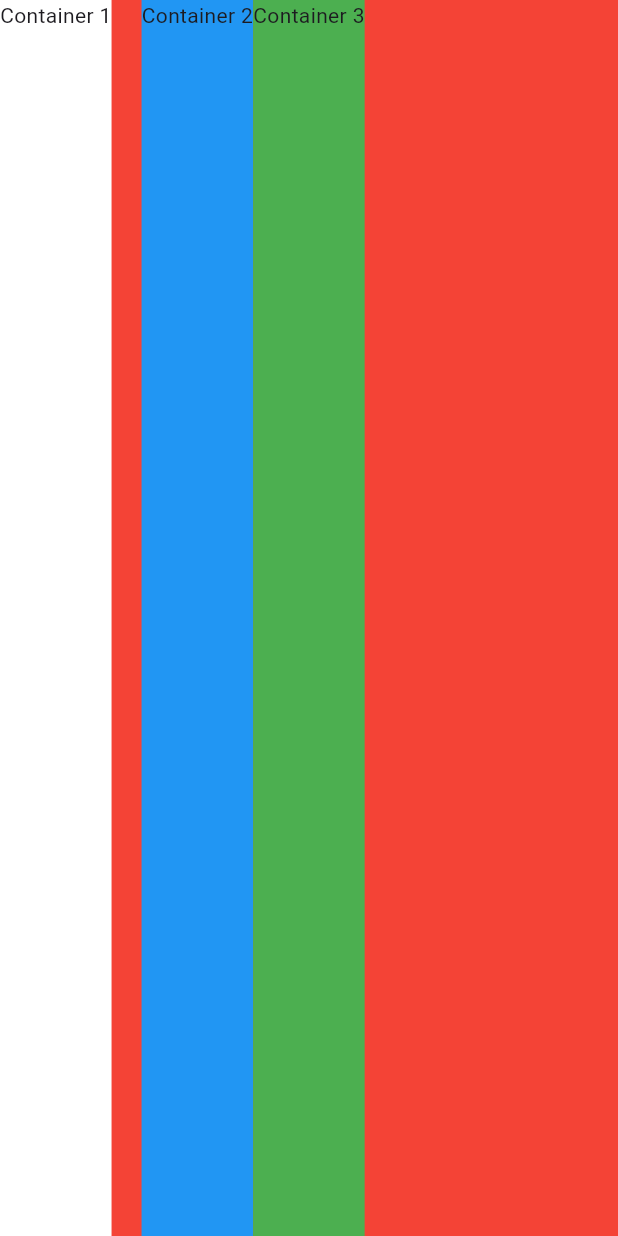
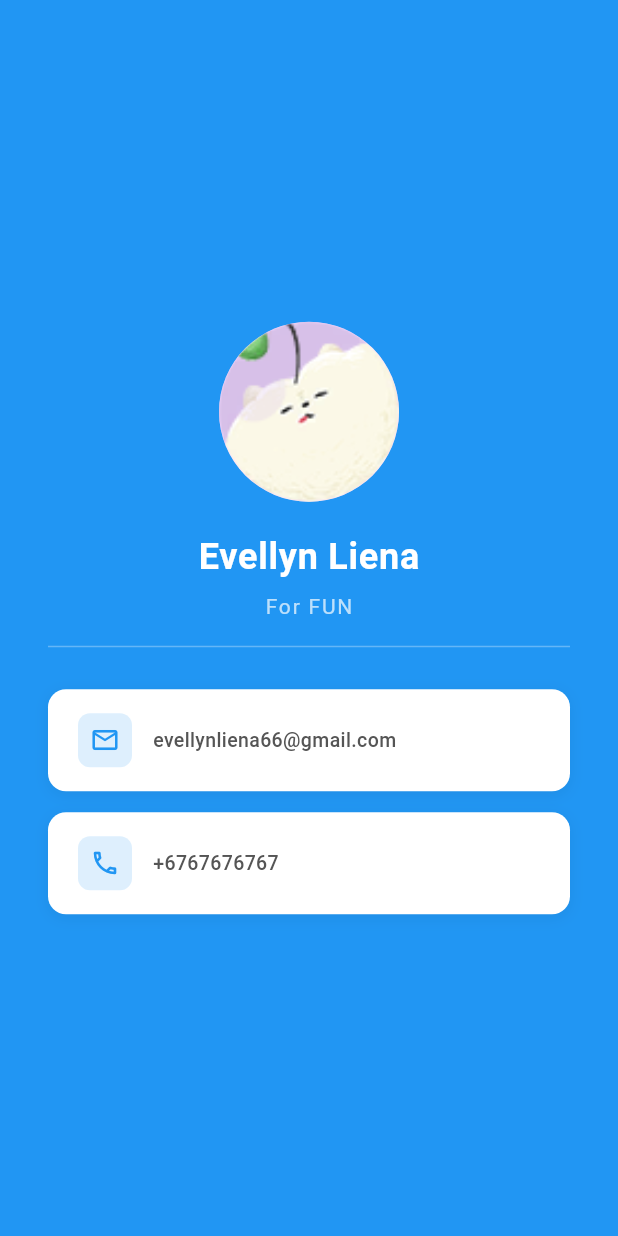
Before and after one commit to evellynliena/PrakMobile, a Flutter app: the screen it shows after launch, on a phone screen of 412 x 824 dp. Run offline on Flutter 3.47's test engine with Material 3 defaults, Android fonts, the phone set to English and light mode, and no system bars.

Commit message:
new file:   me_card/images/shumaipfp.png 	modified:   me_card/lib/main.dart 	modified:   me_card/pubspec.yaml

```diff
--- a/me_card/lib/main.dart
+++ b/me_card/lib/main.dart
@@ -1,7 +1,9 @@
+// ignore_for_file: deprecated_member_use
+
 import 'package:flutter/material.dart';
 
 void main() {
-  runApp(MyApp());
+  runApp(const MyApp());
 }
 
 class MyApp extends StatelessWidget {
@@ -10,32 +12,128 @@ class MyApp extends StatelessWidget {
   @override
   Widget build(BuildContext context) {
     return MaterialApp(
-      home: SafeArea(
-        child: Scaffold(
-          backgroundColor: Colors.red,
-          body: Row(
-            crossAxisAlignment: CrossAxisAlignment.stretch,
+      title: 'Profile Card',
+      debugShowCheckedModeBanner: false,
+      theme: ThemeData(
+        colorScheme: ColorScheme.fromSeed(
+          seedColor: const Color.fromARGB(255, 150, 77, 183),
+        ),
+        useMaterial3: true,
+      ),
+      home: const ProfileScreen(),
+    );
+  }
+}
+
+class ProfileScreen extends StatelessWidget {
+  const ProfileScreen({super.key});
+
+  @override
+  Widget build(BuildContext context) {
+    return Scaffold(
+      backgroundColor: Colors.blue,
+      body: SafeArea(
+        child: Padding(
+          padding: const EdgeInsets.symmetric(horizontal: 32.0),
+          child: Column(
+            mainAxisAlignment: MainAxisAlignment.center,
+            crossAxisAlignment: CrossAxisAlignment.center,
             children: [
+              // Profile Picture — fixed: AssetImage (capital A), correct syntax
+              const CircleAvatar(
+                radius: 60,
+                backgroundImage: AssetImage('images/shumaipfp.png'),
+              ),
+              const SizedBox(height: 20),
+
+              const Text(
+                'Evellyn Liena',
+                style: TextStyle(
+                  fontSize: 24,
+                  fontWeight: FontWeight.bold,
+                  color: Colors.white,
+                  letterSpacing: 0.5,
+                ),
+              ),
+              const SizedBox(height: 6),
+
+              const Text(
+                'For FUN',
+                style: TextStyle(
+                  fontSize: 14,
+                  color: Colors.white70,
+                  letterSpacing: 1.2,
+                ),
+              ),
+              const SizedBox(height: 16),
+
               Container(
-                height: 100,
-                color: Colors.white,
-                child: Text("Container 1"),
+                height: 1,
+                width: double.infinity,
+                color: Colors.white.withOpacity(0.3),
               ),
-              SizedBox(width: 20),
-              Container(
-                height: 100,
-                color: Colors.blue,
-                child: Text("Container 2"),
+              const SizedBox(height: 28),
+
+              _ContactCard(
+                icon: Icons.email_outlined,
+                text: 'evellynliena66@gmail.com',
               ),
-              Container(
-                height: 100,
-                color: Colors.green,
-                child: Text("Container 3"),
-              ),
+              const SizedBox(height: 14),
+
+              _ContactCard(icon: Icons.phone_outlined, text: '+6767676767'),
             ],
           ),
         ),
       ),
+    ); // fixed: added missing semicolon
+  }
+}
+
+class _ContactCard extends StatelessWidget {
+  final IconData icon;
+  final String text;
+
+  const _ContactCard({required this.icon, required this.text});
+
+  @override
+  Widget build(BuildContext context) {
+    return Container(
+      padding: const EdgeInsets.symmetric(horizontal: 20, vertical: 16),
+      decoration: BoxDecoration(
+        color: Colors.white,
+        borderRadius: BorderRadius.circular(12),
+        boxShadow: [
+          BoxShadow(
+            color: Colors.black.withOpacity(0.06),
+            blurRadius: 8,
+            offset: const Offset(0, 2),
+          ),
+        ],
+      ),
+      child: Row(
+        children: [
+          Container(
+            width: 36,
+            height: 36,
+            decoration: BoxDecoration(
+              color: Colors.blue.withOpacity(0.15),
+              borderRadius: BorderRadius.circular(8),
+            ),
+            child: Icon(icon, color: Colors.blue, size: 20),
+          ),
+          const SizedBox(width: 14),
+          Expanded(
+            child: Text(
+              text,
+              style: const TextStyle(
+                fontSize: 13,
+                color: Color(0xFF555555),
+                fontWeight: FontWeight.w500,
+              ),
+            ),
+          ),
+        ],
+      ),
     );
   }
 }
--- a/me_card/pubspec.yaml
+++ b/me_card/pubspec.yaml
@@ -58,8 +58,8 @@ flutter:
   uses-material-design: true
 
   # To add assets to your application, add an assets section, like this:
-  # assets:
-  #   - images/a_dot_burr.jpeg
+  assets:
+      - images/shumaipfp.png
   #   - images/a_dot_ham.jpeg
 
   # An image asset can refer to one or more resolution-specific "variants", see
```
Also changed, not shown: me_card/images/shumaipfp.png (added).
